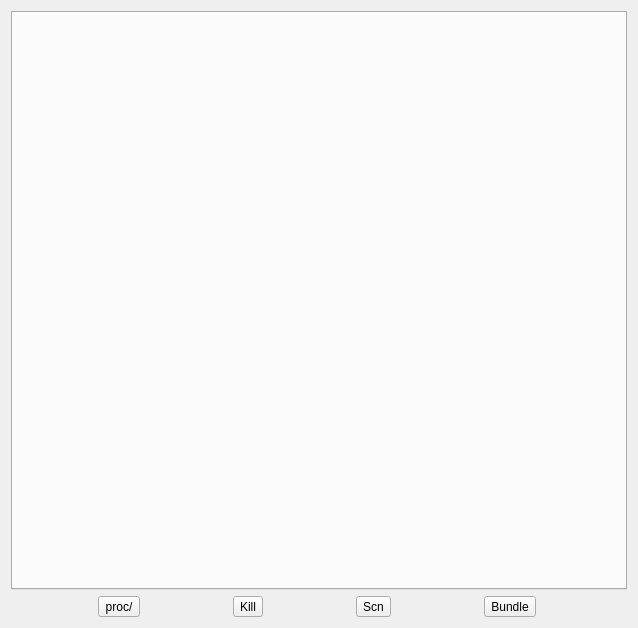
vivainio/Cardinal, file procexplorer.ui: the form before one commit.
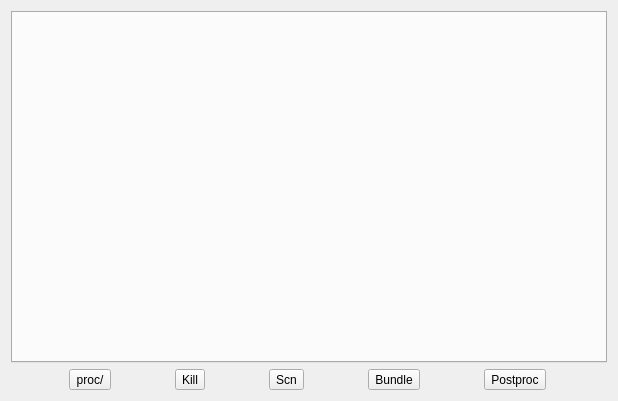
The form after the commit.

Commit message: postproc enablers in ui

The edit to the form file:
```diff
--- a/procexplorer.ui
+++ b/procexplorer.ui
@@ -6,8 +6,8 @@
    <rect>
     <x>0</x>
     <y>0</y>
-    <width>638</width>
-    <height>628</height>
+    <width>618</width>
+    <height>401</height>
    </rect>
   </property>
   <property name="windowTitle">
@@ -51,6 +51,13 @@
        </property>
       </widget>
      </item>
+     <item>
+      <widget class="QToolButton" name="bPostProc">
+       <property name="text">
+        <string>Postproc</string>
+       </property>
+      </widget>
+     </item>
     </layout>
    </item>
   </layout>
```
The commit also changes 6 other files.
